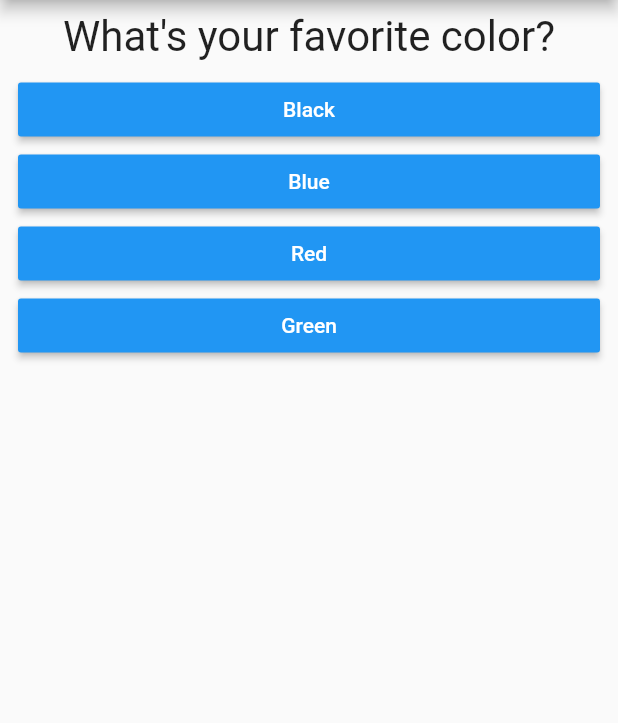
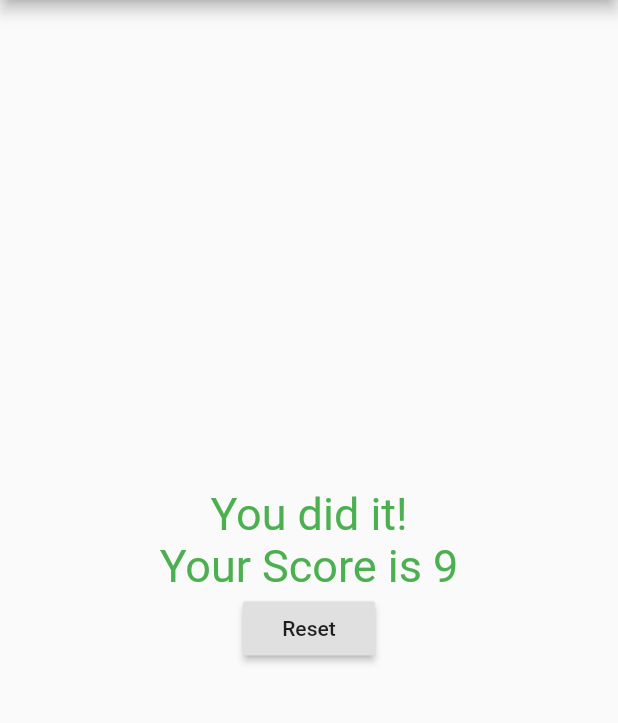
Before and after one commit to BRO3886/Flutter-Question-Answer-App, a Flutter app: the screen it shows after launch, after a tap on "Black", after a tap on "Lion", after a tap on "Monsoon", on a phone screen of 412 x 824 dp, the part 84-807 px from its top. Run offline on Flutter 3.47's test engine with Material 2 defaults, Android fonts, the phone set to English and light mode, and no system bars.

Commit message:
restrucured code for beter visibility, added scores

```diff
--- a/lib/main.dart
+++ b/lib/main.dart
@@ -1,7 +1,7 @@
 import 'package:flutter/cupertino.dart';
 import 'package:flutter/material.dart';
-import './answer.dart';
-import './question.dart';
+import './quiz.dart';
+import './result.dart';
 
 void main() => runApp(MyApp());
 
@@ -12,48 +12,60 @@ class MyApp extends StatefulWidget {
 
 class _MyAppState extends State<MyApp> {
   var _questionIndex = 0;
+  int _totalScore = 0;
 
-  void _answerQuestion() {
+  final _questions = [
+    {
+      'questionText': 'What\'s your favorite color?',
+      'answers': [
+        {'text': 'Black', 'score': 1},
+        {'text': 'Red', 'score': 3},
+        {'text': 'Green', 'score': 5},
+        {'text': 'Blue', 'score': 7},
+      ]
+    },
+    {
+      'questionText': 'What\'s your favorite animal?',
+      'answers': [
+        {'text': 'Tiger', 'score': 3},
+        {'text': 'Lion', 'score': 3},
+        {'text': 'Snake', 'score': 5},
+        {'text': 'Dog', 'score': 10},
+      ]
+    },
+    {
+      'questionText': 'What\'s your favorite season?',
+      'answers': [
+        {'text': 'Summer', 'score': 7},
+        {'text': 'Winter', 'score': 2},
+        {'text': 'Monsoon', 'score': 5},
+        {'text': 'Spring', 'score': 9},
+      ]
+    },
+  ];
+  void _answerQuestion(int score) {
     setState(() {
       _questionIndex++;
-
-      if (_questionIndex > 2) {
-        _questionIndex = 0;
-      }
     });
+    _totalScore += score;
     print(_questionIndex);
   }
 
   @override
   Widget build(BuildContext context) {
-    final _questions = [
-      {
-        'questionText': 'What\'s your favorite color?',
-        'answers': ['Black', 'Blue', 'Red', 'Green']
-      },
-      {
-        'questionText': 'What\'s your favorite animal?',
-        'answers': ['Tiger', 'Lion', 'Elephant', 'Snake']
-      },
-      {
-        'questionText': 'What\'s your favorite season?',
-        'answers': ['Summer', 'Winter', 'Monsoon', 'Spring']
-      },
-    ];
-
     return MaterialApp(
         home: Scaffold(
             appBar: AppBar(
               title: Text('My First App'),
             ),
-            body: Column(
-              children: <Widget>[
-                Question(_questions[_questionIndex]['questionText']),
-                ...(_questions[_questionIndex]['answers'] as List<String>)
-                    .map((answer) {
-                  return Answer(_answerQuestion, answer);
-                }).toList()
-              ],
+            body: Center(
+              child: _questionIndex < _questions.length
+                  ? Quiz(
+                      answerQuestion: _answerQuestion,
+                      questionIndex: _questionIndex,
+                      questions: _questions,
+                    )
+                  : Result(_totalScore),
             )));
   }
 }
--- /dev/null
+++ b/lib/quiz.dart
@@ -0,0 +1,41 @@
+import 'package:flutter/material.dart';
+
+import './question.dart';
+import './answer.dart';
+
+class Quiz extends StatelessWidget {
+  final Function answerQuestion;
+  final List<Map<String, Object>> questions;
+  final int questionIndex;
+
+  Quiz(
+      {@required this.answerQuestion,
+      @required this.questions,
+      @required this.questionIndex});
+
+  @override
+  Widget build(BuildContext context) {
+    return Container(
+      child: Column(
+        children: <Widget>[
+          Question(questions[questionIndex]['questionText']),
+          ...(questions[questionIndex]['answers'] as List<Map<String,Object>>)
+              .map((answer) {
+            return Answer(()=>answerQuestion(answer['score']), answer['text']);
+          }).toList()
+        ],
+      ),
+    );
+  }
+}
+
+/*
+Column(
+  children: <Widget>[
+    Question(_questions[_questionIndex]['questionText']),
+    ...(_questions[_questionIndex]['answers'] as List<String>)
+        .map((answer) {
+      return Answer(_answerQuestion, answer);
+    }).toList()
+  ],
+)*/
--- /dev/null
+++ b/lib/result.dart
@@ -0,0 +1,26 @@
+import 'package:flutter/material.dart';
+
+class Result extends StatelessWidget {
+
+  final int score;
+
+  Result(this.score);
+
+  @override
+  Widget build(BuildContext context) {
+    return Container(
+        child: Column(
+          mainAxisAlignment: MainAxisAlignment.center,
+          crossAxisAlignment: CrossAxisAlignment.center,
+          children: <Widget>[
+            Text(
+              'You did it!\nYour Score is '+score.toString(),
+              style: TextStyle(color: Colors.green, fontSize: 30,),
+              textAlign: TextAlign.center,
+            ),
+            RaisedButton(onPressed: (){},child: Text('Reset'),)
+          ],
+        ),
+    );
+  }
+}
```
